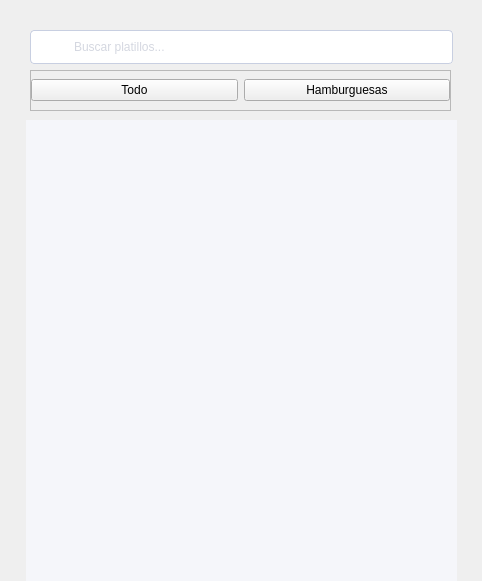
First picture: the form in appetizer-core/components-mesero/menuplatillos.ui, repository AngelGenis/Appetizer, before the edit.
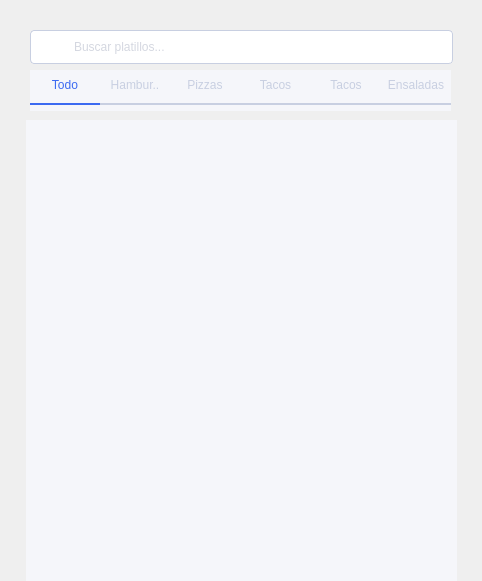
Second picture: the form after the edit. Icons and pictures are not drawn.

```diff
--- a/appetizer-core/components-mesero/menuplatillos.ui
+++ b/appetizer-core/components-mesero/menuplatillos.ui
@@ -111,7 +111,7 @@
     </layout>
    </widget>
   </widget>
-  <widget class="QScrollArea" name="scrollArea">
+  <widget class="QScrollArea" name="menu">
    <property name="geometry">
     <rect>
      <x>30</x>
@@ -120,18 +120,30 @@
      <height>41</height>
     </rect>
    </property>
+   <property name="styleSheet">
+    <string notr="true">#menu{
+border: none;
+	background: #F5F6FA;
+}</string>
+   </property>
    <property name="widgetResizable">
     <bool>true</bool>
    </property>
-   <widget class="QWidget" name="scrollAreaWidgetContents">
+   <widget class="QWidget" name="menu_contents">
     <property name="geometry">
      <rect>
       <x>0</x>
       <y>0</y>
-      <width>419</width>
-      <height>39</height>
+      <width>421</width>
+      <height>41</height>
      </rect>
     </property>
+    <property name="styleSheet">
+     <string notr="true">#menu_contents{
+border: none;
+	background: #F5F6FA;
+}</string>
+    </property>
     <layout class="QGridLayout" name="gridLayout">
      <property name="leftMargin">
       <number>0</number>
@@ -146,9 +158,23 @@
       <number>0</number>
      </property>
      <item row="0" column="0">
-      <layout class="QHBoxLayout" name="horizontalLayout">
+      <layout class="QHBoxLayout" name="menu_layout">
+       <property name="spacing">
+        <number>0</number>
+       </property>
        <item>
         <widget class="QPushButton" name="pushButton">
+         <property name="cursor">
+          <cursorShape>PointingHandCursor</cursorShape>
+         </property>
+         <property name="styleSheet">
+          <string notr="true">color: #3C6AF1;
+font: 12x &quot;SF Pro Text&quot;;
+border: 2px solid rgba(0,0,0,0);
+padding-bottom: 11px;
+border-bottom: 2px solid #3C6AF1;
+</string>
+         </property>
          <property name="text">
           <string>Todo</string>
          </property>
@@ -156,8 +182,116 @@
        </item>
        <item>
         <widget class="QPushButton" name="pushButton_2">
+         <property name="cursor">
+          <cursorShape>PointingHandCursor</cursorShape>
+         </property>
+         <property name="styleSheet">
+          <string notr="true">QPushButton{
+	color: #C8CFE1;
+	font: 12x &quot;SF Pro Text&quot;;
+	border: 2px solid rgba(0,0,0,0);
+	padding-bottom: 11px;
+	border-bottom: 2px solid #C8CFE1;
+}
+QPushButton:hover{
+	color: #89ACFA;
+border-bottom: 2px solid #89ACFA;
+}</string>
+         </property>
          <property name="text">
-          <string>Hamburguesas</string>
+          <string>Hambur..</string>
+         </property>
+        </widget>
+       </item>
+       <item>
+        <widget class="QPushButton" name="pushButton_3">
+         <property name="cursor">
+          <cursorShape>PointingHandCursor</cursorShape>
+         </property>
+         <property name="styleSheet">
+          <string notr="true">QPushButton{
+	color: #C8CFE1;
+	font: 12x &quot;SF Pro Text&quot;;
+	border: 2px solid rgba(0,0,0,0);
+	padding-bottom: 11px;
+	border-bottom: 2px solid #C8CFE1;
+}
+QPushButton:hover{
+	color: #89ACFA;
+border-bottom: 2px solid #89ACFA;
+}</string>
+         </property>
+         <property name="text">
+          <string>Pizzas</string>
+         </property>
+        </widget>
+       </item>
+       <item>
+        <widget class="QPushButton" name="pushButton_4">
+         <property name="cursor">
+          <cursorShape>PointingHandCursor</cursorShape>
+         </property>
+         <property name="styleSheet">
+          <string notr="true">QPushButton{
+	color: #C8CFE1;
+	font: 12x &quot;SF Pro Text&quot;;
+	border: 2px solid rgba(0,0,0,0);
+	padding-bottom: 11px;
+	border-bottom: 2px solid #C8CFE1;
+}
+QPushButton:hover{
+	color: #89ACFA;
+border-bottom: 2px solid #89ACFA;
+}</string>
+         </property>
+         <property name="text">
+          <string>Tacos</string>
+         </property>
+        </widget>
+       </item>
+       <item>
+        <widget class="QPushButton" name="pushButton_5">
+         <property name="cursor">
+          <cursorShape>PointingHandCursor</cursorShape>
+         </property>
+         <property name="styleSheet">
+          <string notr="true">QPushButton{
+	color: #C8CFE1;
+	font: 12x &quot;SF Pro Text&quot;;
+	border: 2px solid rgba(0,0,0,0);
+	padding-bottom: 11px;
+	border-bottom: 2px solid #C8CFE1;
+}
+QPushButton:hover{
+	color: #89ACFA;
+border-bottom: 2px solid #89ACFA;
+}</string>
+         </property>
+         <property name="text">
+          <string>Tacos</string>
+         </property>
+        </widget>
+       </item>
+       <item>
+        <widget class="QPushButton" name="pushButton_6">
+         <property name="cursor">
+          <cursorShape>PointingHandCursor</cursorShape>
+         </property>
+         <property name="styleSheet">
+          <string notr="true">QPushButton{
+	color: #C8CFE1;
+	font: 12x &quot;SF Pro Text&quot;;
+	border: 2px solid rgba(0,0,0,0);
+	padding-bottom: 11px;
+	border-bottom: 2px solid #C8CFE1;
+}
+QPushButton:hover{
+	color: #89ACFA;
+border-bottom: 2px solid #89ACFA;
+}</string>
+         </property>
+         <property name="text">
+          <string>Ensaladas</string>
          </property>
         </widget>
        </item>
```
